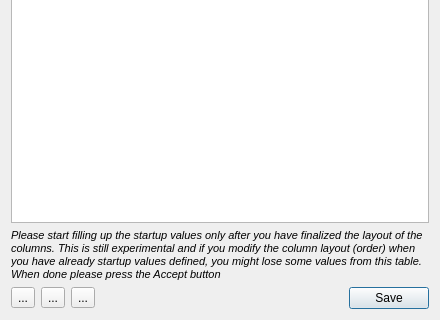
The window that TableInstanceForm.ui (fritzone/ddm) describes before a commit, drawn with Qt 5; both pictures show x 0 to 440 and y 165 to 485 of the 440 by 485 pixel window.
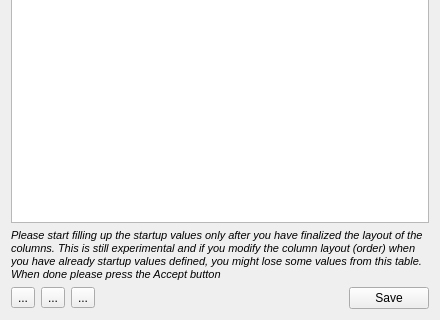
The same window after the commit. Icons and pictures are not drawn.

What changed in the file:
```diff
--- a/TableInstanceForm.ui
+++ b/TableInstanceForm.ui
@@ -174,21 +174,9 @@
         </spacer>
        </item>
        <item>
-        <widget class="QDialogButtonBox" name="buttonBox">
-         <property name="maximumSize">
-          <size>
-           <width>16777215</width>
-           <height>32</height>
-          </size>
-         </property>
-         <property name="orientation">
-          <enum>Qt::Horizontal</enum>
-         </property>
-         <property name="standardButtons">
-          <set>QDialogButtonBox::Save</set>
-         </property>
-         <property name="centerButtons">
-          <bool>false</bool>
+        <widget class="QPushButton" name="btnSave">
+         <property name="text">
+          <string>Save</string>
          </property>
         </widget>
        </item>
```
Left out of the diff: 32 changed lines with no effect on the pictures.
